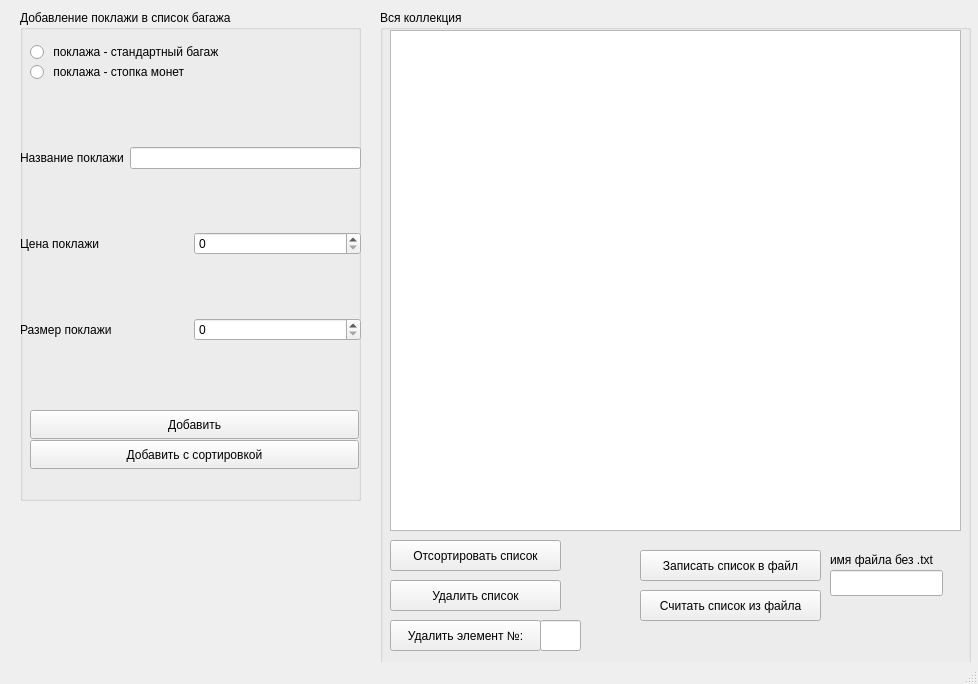
Old version of the form mainwindow.ui in the repository AyuKamakin/OOP-HSE.
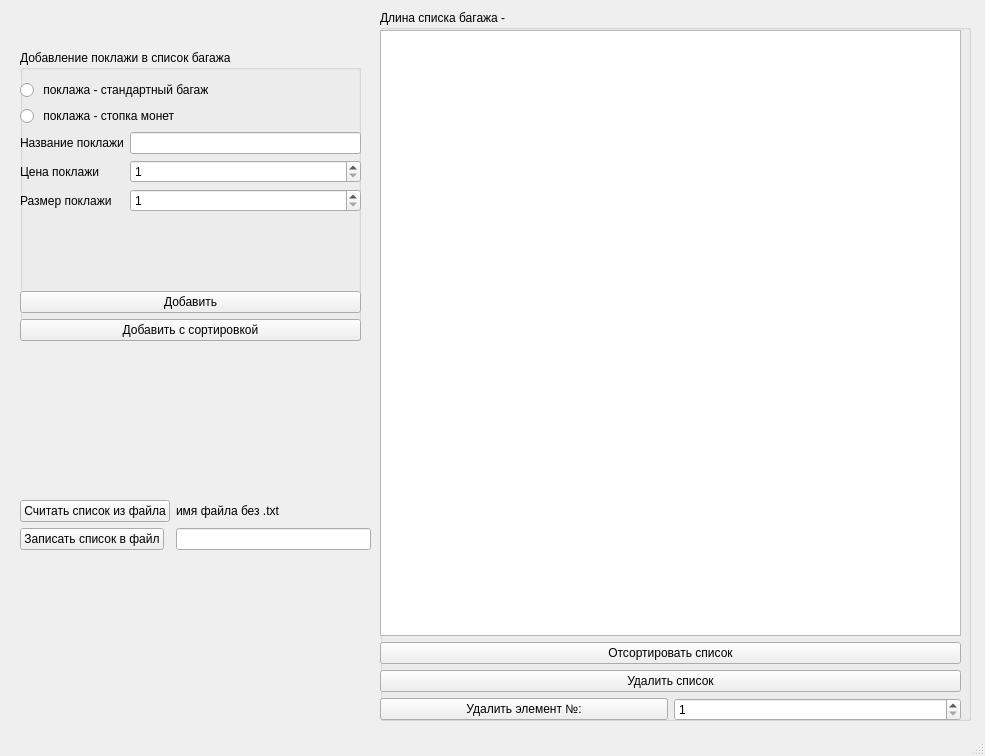
New version of the form. Icons and pictures are not drawn.

Diff of the .ui file:
```diff
--- a/mainwindow.ui
+++ b/mainwindow.ui
@@ -6,8 +6,8 @@
    <rect>
     <x>0</x>
     <y>0</y>
-    <width>978</width>
-    <height>684</height>
+    <width>985</width>
+    <height>756</height>
    </rect>
   </property>
   <property name="windowTitle">
@@ -37,120 +37,106 @@
     <property name="geometry">
      <rect>
       <x>20</x>
-      <y>10</y>
+      <y>50</y>
       <width>341</width>
-      <height>491</height>
+      <height>291</height>
      </rect>
     </property>
     <property name="title">
      <string>Добавление поклажи в список багажа</string>
     </property>
-    <widget class="QPushButton" name="pushButton_add">
-     <property name="geometry">
-      <rect>
-       <x>10</x>
-       <y>400</y>
-       <width>329</width>
-       <height>29</height>
-      </rect>
-     </property>
-     <property name="text">
-      <string>Добавить</string>
-     </property>
-    </widget>
     <widget class="QWidget" name="verticalLayoutWidget">
      <property name="geometry">
       <rect>
        <x>0</x>
-       <y>80</y>
+       <y>30</y>
        <width>341</width>
-       <height>311</height>
+       <height>261</height>
       </rect>
      </property>
      <layout class="QVBoxLayout" name="verticalLayout">
       <item>
-       <layout class="QHBoxLayout" name="horizontalLayout">
-        <item>
+       <widget class="QRadioButton" name="radioButton_package">
+        <property name="text">
+         <string> поклажа - стандартный багаж</string>
+        </property>
+       </widget>
+      </item>
+      <item>
+       <widget class="QRadioButton" name="radioButton_packOfCoins">
+        <property name="text">
+         <string> поклажа - стопка монет</string>
+        </property>
+       </widget>
+      </item>
+      <item>
+       <layout class="QFormLayout" name="formLayout">
+        <item row="0" column="0">
          <widget class="QLabel" name="label_4">
           <property name="text">
            <string>Название поклажи</string>
           </property>
          </widget>
         </item>
-        <item>
-         <widget class="QLineEdit" name="line_name"/>
+        <item row="0" column="1">
+         <widget class="QLineEdit" name="line_name">
+          <property name="maxLength">
+           <number>10</number>
+          </property>
+         </widget>
         </item>
-       </layout>
-      </item>
-      <item>
-       <layout class="QHBoxLayout" name="horizontalLayout_2">
-        <item>
+        <item row="1" column="0">
          <widget class="QLabel" name="label_3">
           <property name="text">
            <string>Цена поклажи</string>
           </property>
          </widget>
         </item>
-        <item>
-         <widget class="QSpinBox" name="spinBox_price"/>
+        <item row="1" column="1">
+         <widget class="QSpinBox" name="spinBox_price">
+          <property name="minimum">
+           <number>1</number>
+          </property>
+          <property name="maximum">
+           <number>2147483645</number>
+          </property>
+         </widget>
         </item>
-       </layout>
-      </item>
-      <item>
-       <layout class="QHBoxLayout" name="horizontalLayout_size">
-        <item>
+        <item row="2" column="0">
          <widget class="QLabel" name="label_2">
           <property name="text">
            <string>Размер поклажи</string>
           </property>
          </widget>
         </item>
-        <item>
-         <widget class="QSpinBox" name="spinBox_size"/>
+        <item row="2" column="1">
+         <widget class="QSpinBox" name="spinBox_size">
+          <property name="minimum">
+           <number>1</number>
+          </property>
+          <property name="maximum">
+           <number>2147483645</number>
+          </property>
+         </widget>
         </item>
        </layout>
       </item>
+      <item>
+       <widget class="QPushButton" name="pushButton_add">
+        <property name="text">
+         <string>Добавить</string>
+        </property>
+       </widget>
+      </item>
+      <item>
+       <widget class="QPushButton" name="pushButton_add_wSort">
+        <property name="text">
+         <string>Добавить с сортировкой</string>
+        </property>
+       </widget>
+      </item>
      </layout>
     </widget>
-    <widget class="QPushButton" name="pushButton_add_wSort">
-     <property name="geometry">
-      <rect>
-       <x>10</x>
-       <y>430</y>
-       <width>329</width>
-       <height>29</height>
-      </rect>
-     </property>
-     <property name="text">
-      <string>Добавить с сортировкой</string>
-     </property>
-    </widget>
-    <widget class="QRadioButton" name="radioButton_package">
-     <property name="geometry">
-      <rect>
-       <x>10</x>
-       <y>30</y>
-       <width>241</width>
-       <height>24</height>
-      </rect>
-     </property>
-     <property name="text">
-      <string> поклажа - стандартный багаж</string>
-     </property>
-    </widget>
-    <widget class="QRadioButton" name="radioButton_packOfCoins">
-     <property name="geometry">
-      <rect>
-       <x>10</x>
-       <y>50</y>
-       <width>201</width>
-       <height>24</height>
-      </rect>
-     </property>
-     <property name="text">
-      <string> поклажа - стопка монет</string>
-     </property>
-    </widget>
    </widget>
    <widget class="QGroupBox" name="groupBox_2">
     <property name="geometry">
@@ -158,133 +144,98 @@
       <x>380</x>
       <y>10</y>
       <width>591</width>
-      <height>659</height>
+      <height>711</height>
      </rect>
     </property>
     <property name="title">
-     <string>Вся коллекция</string>
+     <string>Длина списка багажа - </string>
     </property>
-    <widget class="QTextBrowser" name="textBrowser_list">
+    <widget class="QWidget" name="verticalLayoutWidget_2">
      <property name="geometry">
       <rect>
-       <x>10</x>
+       <x>0</x>
        <y>20</y>
-       <width>571</width>
-       <height>501</height>
+       <width>581</width>
+       <height>691</height>
       </rect>
      </property>
-    </widget>
-    <widget class="QPushButton" name="pushButton_sort">
-     <property name="geometry">
-      <rect>
-       <x>10</x>
-       <y>530</y>
-       <width>171</width>
-       <height>31</height>
-      </rect>
-     </property>
-     <property name="text">
-      <string>Отсортировать список</string>
-     </property>
-    </widget>
-    <widget class="QPushButton" name="pushButton_delition">
-     <property name="geometry">
-      <rect>
-       <x>10</x>
-       <y>570</y>
-       <width>171</width>
-       <height>31</height>
-      </rect>
-     </property>
-     <property name="text">
-      <string>Удалить список</string>
-     </property>
-    </widget>
-    <widget class="QPushButton" name="pushButton_del">
-     <property name="geometry">
-      <rect>
-       <x>10</x>
-       <y>610</y>
-       <width>151</width>
-       <height>31</height>
-      </rect>
-     </property>
-     <property name="text">
-      <string>Удалить элемент №:</string>
-     </property>
-    </widget>
-    <widget class="QLineEdit" name="lineEdit_numOfDel">
-     <property name="geometry">
-      <rect>
-       <x>160</x>
-       <y>610</y>
-       <width>41</width>
-       <height>31</height>
-      </rect>
-     </property>
-    </widget>
-    <widget class="QPushButton" name="pushButton_toFile">
-     <property name="geometry">
-      <rect>
-       <x>260</x>
-       <y>540</y>
-       <width>181</width>
-       <height>31</height>
-      </rect>
-     </property>
-     <property name="text">
-      <string>Записать список в файл</string>
-     </property>
-    </widget>
-    <widget class="QPushButton" name="pushButton_fromFile">
-     <property name="geometry">
-      <rect>
-       <x>260</x>
-       <y>580</y>
-       <width>181</width>
-       <height>31</height>
-      </rect>
-     </property>
-     <property name="text">
-      <string>Cчитать список из файла</string>
-     </property>
-    </widget>
-    <widget class="QLineEdit" name="lineEdit_fileName">
-     <property name="geometry">
-      <rect>
-       <x>450</x>
-       <y>560</y>
-       <width>113</width>
-       <height>26</height>
-      </rect>
-     </property>
-    </widget>
-    <widget class="QLabel" name="label_6">
-     <property name="geometry">
-      <rect>
-       <x>450</x>
-       <y>540</y>
-       <width>131</width>
-       <height>20</height>
-      </rect>
-     </property>
-     <property name="text">
-      <string>имя файла без .txt</string>
-     </property>
+     <layout class="QVBoxLayout" name="verticalLayout_2">
+      <item>
+       <widget class="QTextBrowser" name="textBrowser_list"/>
+      </item>
+      <item>
+       <widget class="QPushButton" name="pushButton_sort">
+        <property name="text">
+         <string>Отсортировать список</string>
+        </property>
+       </widget>
+      </item>
+      <item>
+       <widget class="QPushButton" name="pushButton_delition">
+        <property name="text">
+         <string>Удалить список</string>
+        </property>
+       </widget>
+      </item>
+      <item>
+       <layout class="QHBoxLayout" name="horizontalLayout">
+        <item>
+         <widget class="QPushButton" name="pushButton_del">
+          <property name="text">
+           <string>Удалить элемент №:</string>
+          </property>
+         </widget>
+        </item>
+        <item>
+         <widget class="QSpinBox" name="spinBox_del">
+          <property name="minimum">
+           <number>1</number>
+          </property>
+          <property name="maximum">
+           <number>70</number>
+          </property>
+         </widget>
+        </item>
+       </layout>
+      </item>
+     </layout>
     </widget>
    </widget>
-   <widget class="QLabel" name="label_5">
+   <widget class="QWidget" name="formLayoutWidget_2">
     <property name="geometry">
      <rect>
-      <x>540</x>
-      <y>380</y>
-      <width>63</width>
-      <height>20</height>
+      <x>20</x>
+      <y>500</y>
+      <width>351</width>
+      <height>71</height>
      </rect>
     </property>
-    <property name="text">
-     <string/>
-    </property>
+    <layout class="QFormLayout" name="formLayout_2">
+     <item row="0" column="0">
+      <widget class="QPushButton" name="pushButton_fromFile">
+       <property name="text">
+        <string>Cчитать список из файла</string>
+       </property>
+      </widget>
+     </item>
+     <item row="0" column="1">
+      <widget class="QLabel" name="label_6">
+       <property name="text">
+        <string>имя файла без .txt</string>
+       </property>
+      </widget>
+     </item>
+     <item row="1" column="0">
+      <widget class="QPushButton" name="pushButton_toFile">
+       <property name="text">
+        <string>Записать список в файл</string>
+       </property>
+      </widget>
+     </item>
+     <item row="1" column="1">
+      <widget class="QLineEdit" name="lineEdit_fileName"/>
+     </item>
+    </layout>
    </widget>
   </widget>
   <widget class="QStatusBar" name="statusbar"/>
```
Left out of the diff: 16 changed lines with no effect on the pictures.
